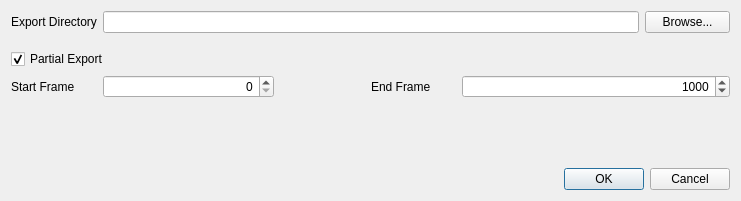
Old version of the form Nuclex.FrameFixer.Native/UserInterface/ExportDialog.ui in the repository nuclex-video-tools/Nuclex.FrameFixer.Native.
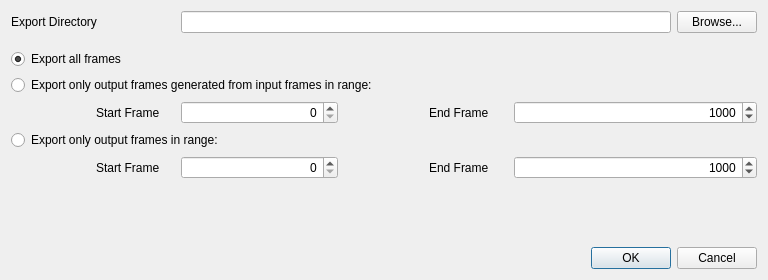
New version of the form.

Commit message: Export dialog lets user choose an input frame range or output frame range now

```diff
--- a/Nuclex.FrameFixer.Native/UserInterface/ExportDialog.ui
+++ b/Nuclex.FrameFixer.Native/UserInterface/ExportDialog.ui
@@ -9,8 +9,8 @@
    <rect>
     <x>0</x>
     <y>0</y>
-    <width>741</width>
-    <height>201</height>
+    <width>768</width>
+    <height>280</height>
    </rect>
   </property>
   <property name="windowTitle">
@@ -20,126 +20,7 @@
    <bool>true</bool>
   </property>
   <layout class="QGridLayout" name="gridLayout">
-   <item row="2" column="0" colspan="3">
-    <widget class="QCheckBox" name="partialExportOption">
-     <property name="toolTip">
-      <string>Enables additional displayed data if your process is a video encoder.</string>
-     </property>
-     <property name="text">
-      <string>Partial Export</string>
-     </property>
-     <property name="checked">
-      <bool>true</bool>
-     </property>
-    </widget>
-   </item>
-   <item row="0" column="0">
-    <widget class="QLabel" name="exportDirectoryLabel">
-     <property name="sizePolicy">
-      <sizepolicy hsizetype="Minimum" vsizetype="Preferred">
-       <horstretch>0</horstretch>
-       <verstretch>0</verstretch>
-      </sizepolicy>
-     </property>
-     <property name="text">
-      <string>Export Directory</string>
-     </property>
-    </widget>
-   </item>
-   <item row="3" column="5" colspan="3">
-    <widget class="QSpinBox" name="endFrameNumber">
-     <property name="sizePolicy">
-      <sizepolicy hsizetype="Preferred" vsizetype="Fixed">
-       <horstretch>0</horstretch>
-       <verstretch>0</verstretch>
-      </sizepolicy>
-     </property>
-     <property name="minimumSize">
-      <size>
-       <width>120</width>
-       <height>0</height>
-      </size>
-     </property>
-     <property name="alignment">
-      <set>Qt::AlignRight|Qt::AlignTrailing|Qt::AlignVCenter</set>
-     </property>
-     <property name="minimum">
-      <number>1</number>
-     </property>
-     <property name="maximum">
-      <number>999999</number>
-     </property>
-     <property name="value">
-      <number>1000</number>
-     </property>
-    </widget>
-   </item>
-   <item row="3" column="0">
-    <widget class="QLabel" name="startFrameLabel">
-     <property name="sizePolicy">
-      <sizepolicy hsizetype="Minimum" vsizetype="Preferred">
-       <horstretch>0</horstretch>
-       <verstretch>0</verstretch>
-      </sizepolicy>
-     </property>
-     <property name="text">
-      <string>Start Frame</string>
-     </property>
-    </widget>
-   </item>
-   <item row="4" column="0" colspan="4">
-    <spacer name="verticalSpacer">
-     <property name="orientation">
-      <enum>Qt::Vertical</enum>
-     </property>
-     <property name="sizeType">
-      <enum>QSizePolicy::Fixed</enum>
-     </property>
-     <property name="sizeHint" stdset="0">
-      <size>
-       <width>20</width>
-       <height>10</height>
-      </size>
-     </property>
-    </spacer>
-   </item>
-   <item row="5" column="0" colspan="8">
-    <spacer name="verticalSpacer_3">
-     <property name="orientation">
-      <enum>Qt::Vertical</enum>
-     </property>
-     <property name="sizeHint" stdset="0">
-      <size>
-       <width>20</width>
-       <height>40</height>
-      </size>
-     </property>
-    </spacer>
-   </item>
-   <item row="1" column="0" colspan="8">
-    <spacer name="verticalSpacer_2">
-     <property name="orientation">
-      <enum>Qt::Vertical</enum>
-     </property>
-     <property name="sizeType">
-      <enum>QSizePolicy::Fixed</enum>
-     </property>
-     <property name="sizeHint" stdset="0">
-      <size>
-       <width>20</width>
-       <height>10</height>
-      </size>
-     </property>
-    </spacer>
-   </item>
-   <item row="0" column="7">
-    <widget class="QPushButton" name="browseExportDirectoryButton">
-     <property name="text">
-      <string>Browse...</string>
-     </property>
-    </widget>
-   </item>
-   <item row="6" column="0" colspan="8">
+   <item row="8" column="0" colspan="9">
     <widget class="QDialogButtonBox" name="buttonBox">
      <property name="orientation">
       <enum>Qt::Horizontal</enum>
@@ -149,44 +30,46 @@
      </property>
     </widget>
    </item>
-   <item row="0" column="1" colspan="6">
-    <widget class="QLineEdit" name="exportDirectoryText">
-     <property name="toolTip">
-      <string>Directory holding all files the process modifies, including the output log. Saved with each snapshot.</string>
+   <item row="3" column="0" colspan="9">
+    <widget class="QRadioButton" name="exportInputRangeChoice">
+     <property name="text">
+      <string>Export only output frames generated from input frames in range:</string>
      </property>
     </widget>
    </item>
-   <item row="3" column="4">
-    <widget class="QLabel" name="endFrameLabel">
+   <item row="6" column="6" colspan="3">
+    <widget class="QSpinBox" name="outputEndFrameNumber">
      <property name="sizePolicy">
-      <sizepolicy hsizetype="Minimum" vsizetype="Preferred">
+      <sizepolicy hsizetype="Preferred" vsizetype="Fixed">
        <horstretch>0</horstretch>
        <verstretch>0</verstretch>
       </sizepolicy>
      </property>
-     <property name="text">
-      <string>End Frame</string>
-     </property>
-    </widget>
-   </item>
-   <item row="3" column="3">
-    <spacer name="horizontalSpacer">
-     <property name="orientation">
-      <enum>Qt::Horizontal</enum>
-     </property>
-     <property name="sizeType">
-      <enum>QSizePolicy::Preferred</enum>
-     </property>
-     <property name="sizeHint" stdset="0">
+     <property name="minimumSize">
       <size>
-       <width>40</width>
-       <height>20</height>
+       <width>120</width>
+       <height>0</height>
       </size>
      </property>
-    </spacer>
+     <property name="alignment">
+      <set>Qt::AlignRight|Qt::AlignTrailing|Qt::AlignVCenter</set>
+     </property>
+     <property name="minimum">
+      <number>1</number>
+     </property>
+     <property name="maximum">
+      <number>999999</number>
+     </property>
+     <property name="singleStep">
+      <number>10000</number>
+     </property>
+     <property name="value">
+      <number>1000</number>
+     </property>
+    </widget>
    </item>
-   <item row="3" column="1" colspan="2">
-    <widget class="QSpinBox" name="startFrameNumber">
+   <item row="6" column="2" colspan="2">
+    <widget class="QSpinBox" name="outputStartFrameNumber">
      <property name="sizePolicy">
       <sizepolicy hsizetype="Preferred" vsizetype="Fixed">
        <horstretch>0</horstretch>
@@ -222,6 +105,199 @@
      </property>
     </widget>
    </item>
+   <item row="6" column="5">
+    <widget class="QLabel" name="outputEndFrameLabel">
+     <property name="sizePolicy">
+      <sizepolicy hsizetype="Minimum" vsizetype="Preferred">
+       <horstretch>0</horstretch>
+       <verstretch>0</verstretch>
+      </sizepolicy>
+     </property>
+     <property name="text">
+      <string>End Frame</string>
+     </property>
+    </widget>
+   </item>
+   <item row="5" column="0" colspan="9">
+    <widget class="QRadioButton" name="exportOutputRangeChoice">
+     <property name="text">
+      <string>Export only output frames in range:</string>
+     </property>
+    </widget>
+   </item>
+   <item row="6" column="1">
+    <widget class="QLabel" name="outputStartFrameLabel">
+     <property name="sizePolicy">
+      <sizepolicy hsizetype="Minimum" vsizetype="Preferred">
+       <horstretch>0</horstretch>
+       <verstretch>0</verstretch>
+      </sizepolicy>
+     </property>
+     <property name="text">
+      <string>Start Frame</string>
+     </property>
+    </widget>
+   </item>
+   <item row="1" column="0" colspan="9">
+    <spacer name="verticalSpacer_2">
+     <property name="orientation">
+      <enum>Qt::Vertical</enum>
+     </property>
+     <property name="sizeType">
+      <enum>QSizePolicy::Fixed</enum>
+     </property>
+     <property name="sizeHint" stdset="0">
+      <size>
+       <width>20</width>
+       <height>10</height>
+      </size>
+     </property>
+    </spacer>
+   </item>
+   <item row="6" column="4">
+    <spacer name="horizontalSpacer">
+     <property name="orientation">
+      <enum>Qt::Horizontal</enum>
+     </property>
+     <property name="sizeType">
+      <enum>QSizePolicy::Fixed</enum>
+     </property>
+     <property name="sizeHint" stdset="0">
+      <size>
+       <width>40</width>
+       <height>20</height>
+      </size>
+     </property>
+    </spacer>
+   </item>
+   <item row="0" column="2" colspan="6">
+    <widget class="QLineEdit" name="exportDirectoryText">
+     <property name="toolTip">
+      <string>Directory holding all files the process modifies, including the output log. Saved with each snapshot.</string>
+     </property>
+    </widget>
+   </item>
+   <item row="0" column="8">
+    <widget class="QPushButton" name="browseExportDirectoryButton">
+     <property name="text">
+      <string>Browse...</string>
+     </property>
+    </widget>
+   </item>
+   <item row="0" column="0" colspan="2">
+    <widget class="QLabel" name="exportDirectoryLabel">
+     <property name="sizePolicy">
+      <sizepolicy hsizetype="Minimum" vsizetype="Preferred">
+       <horstretch>0</horstretch>
+       <verstretch>0</verstretch>
+      </sizepolicy>
+     </property>
+     <property name="text">
+      <string>Export Directory</string>
+     </property>
+    </widget>
+   </item>
+   <item row="7" column="0" colspan="9">
+    <spacer name="verticalSpacer_3">
+     <property name="orientation">
+      <enum>Qt::Vertical</enum>
+     </property>
+     <property name="sizeHint" stdset="0">
+      <size>
+       <width>20</width>
+       <height>40</height>
+      </size>
+     </property>
+    </spacer>
+   </item>
+   <item row="2" column="0" colspan="9">
+    <widget class="QRadioButton" name="exportAllChoice">
+     <property name="text">
+      <string>Export all frames</string>
+     </property>
+     <property name="checked">
+      <bool>true</bool>
+     </property>
+    </widget>
+   </item>
+   <item row="4" column="1">
+    <widget class="QLabel" name="inputStartFrameLabel">
+     <property name="text">
+      <string>Start Frame</string>
+     </property>
+    </widget>
+   </item>
+   <item row="4" column="2" colspan="2">
+    <widget class="QSpinBox" name="inputStartFrameNumber">
+     <property name="alignment">
+      <set>Qt::AlignRight|Qt::AlignTrailing|Qt::AlignVCenter</set>
+     </property>
+     <property name="maximum">
+      <number>999999</number>
+     </property>
+     <property name="singleStep">
+      <number>10000</number>
+     </property>
+    </widget>
+   </item>
+   <item row="4" column="4">
+    <spacer name="horizontalSpacer_3">
+     <property name="orientation">
+      <enum>Qt::Horizontal</enum>
+     </property>
+     <property name="sizeType">
+      <enum>QSizePolicy::Fixed</enum>
+     </property>
+     <property name="sizeHint" stdset="0">
+      <size>
+       <width>40</width>
+       <height>20</height>
+      </size>
+     </property>
+    </spacer>
+   </item>
+   <item row="4" column="5">
+    <widget class="QLabel" name="inputEndFrameLabel">
+     <property name="text">
+      <string>End Frame</string>
+     </property>
+    </widget>
+   </item>
+   <item row="4" column="6" colspan="3">
+    <widget class="QSpinBox" name="inputEndFrameNumber">
+     <property name="alignment">
+      <set>Qt::AlignRight|Qt::AlignTrailing|Qt::AlignVCenter</set>
+     </property>
+     <property name="minimum">
+      <number>1</number>
+     </property>
+     <property name="maximum">
+      <number>999999</number>
+     </property>
+     <property name="singleStep">
+      <number>10000</number>
+     </property>
+     <property name="value">
+      <number>1000</number>
+     </property>
+    </widget>
+   </item>
+   <item row="6" column="0">
+    <spacer name="horizontalSpacer_2">
+     <property name="orientation">
+      <enum>Qt::Horizontal</enum>
+     </property>
+     <property name="sizeType">
+      <enum>QSizePolicy::Fixed</enum>
+     </property>
+     <property name="sizeHint" stdset="0">
+      <size>
+       <width>20</width>
+       <height>20</height>
+      </size>
+     </property>
+    </spacer>
+   </item>
   </layout>
  </widget>
  <resources/>
```
The commit also changes 6 other files.
